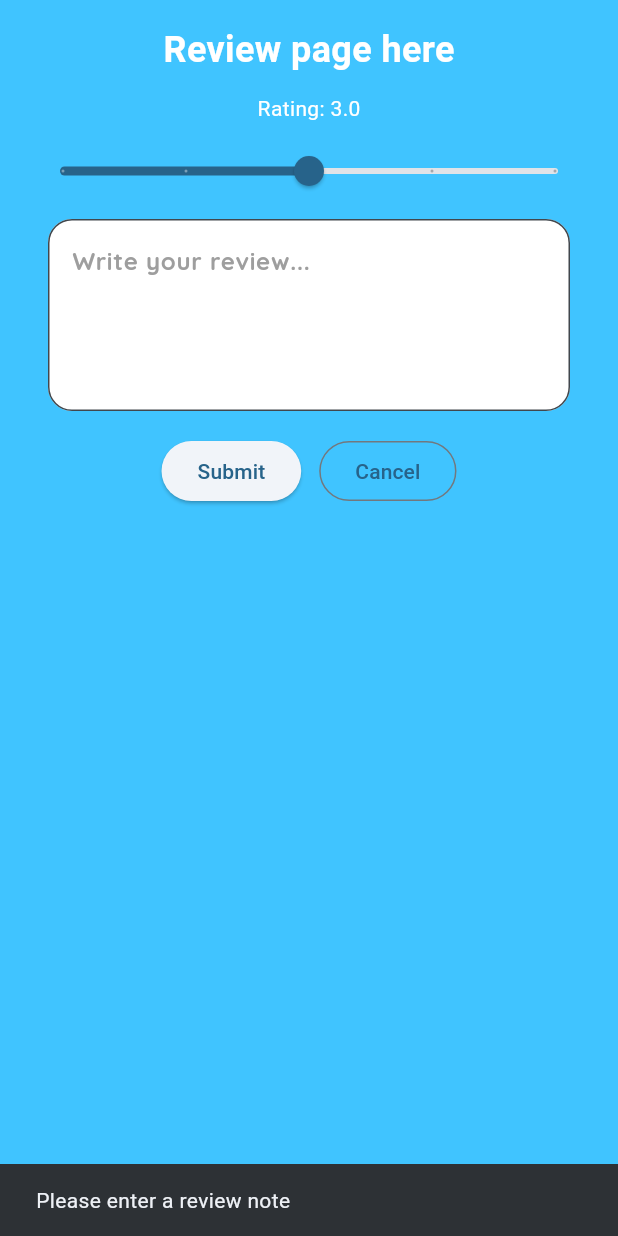
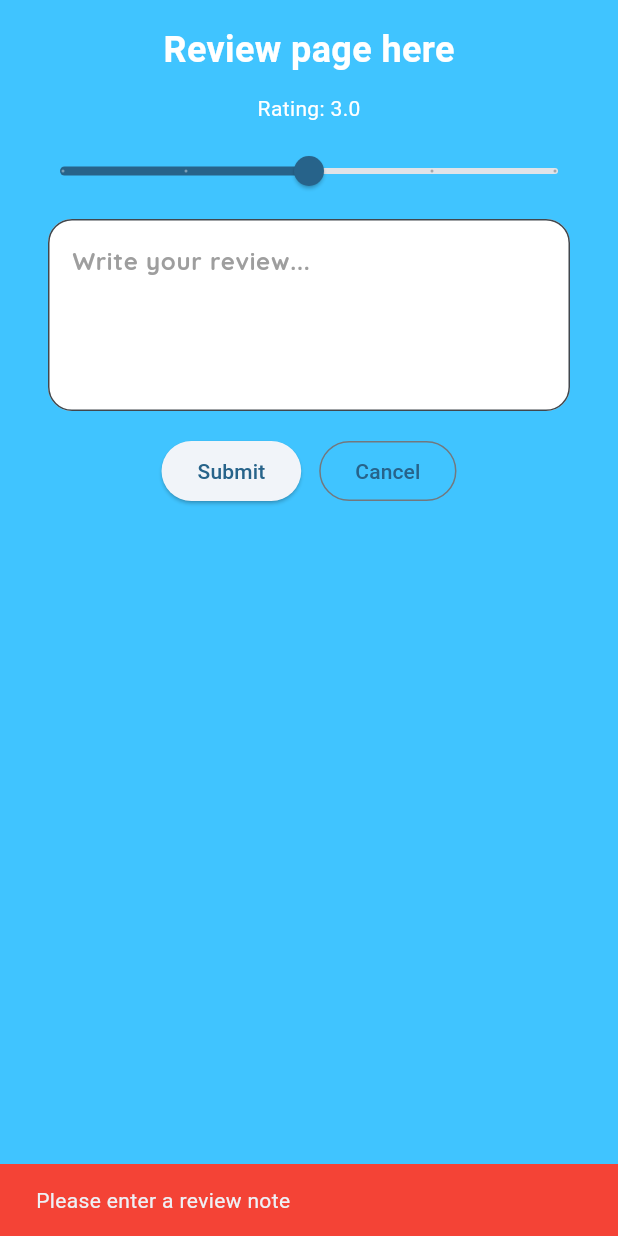
Before and after one commit to pgattic/ratemybowl, a Flutter app: the ReviewScreen screen opened directly, after a tap on "Submit", on a phone screen of 412 x 824 dp. Run offline on Flutter 3.47's test engine with Material 3 defaults, Android fonts, the phone set to English and light mode, and no system bars; our stand-ins replace audioplayers, flutter_dotenv, flutter_map, flutter_svg, google_fonts, latlong2 and 2 more; accounts and stored records are empty.

Commit message:
Wiring up the Add Review stuff

```diff
--- a/lib/models/review.dart
+++ b/lib/models/review.dart
@@ -31,7 +31,7 @@ class Review {
       'restroom_id': restroomId,
       'user_id': userId,
       'stars': stars,
-      'review_dt': reviewDt,
+      'review_dt': reviewDt.toIso8601String(),
       'notes': notes,
     };
   }
--- a/lib/screens/map_screen.dart
+++ b/lib/screens/map_screen.dart
@@ -235,8 +235,10 @@ class _MapScreenState extends State<MapScreen> {
                       builder: (_) => RmbBottomSheet(
                         addType: "review",
                         restroom: restroom,
-                        screenBuilder: (context) =>
-                            ReviewScreen(hintText: "Write your review here..."),
+                        screenBuilder: (context) => ReviewScreen(
+                          hintText: "Write your review here...",
+                          restroomId: restroom.id,
+                        ),
                       ),
                     );
                   },
--- a/lib/screens/review_screen.dart
+++ b/lib/screens/review_screen.dart
@@ -1,16 +1,21 @@
 import 'package:flutter/material.dart';
 import 'package:google_fonts/google_fonts.dart';
+import 'package:supabase_flutter/supabase_flutter.dart';
+import '../services/review_service.dart';
+import '../models/review.dart';
 
 class ReviewScreen extends StatefulWidget {
   final TextEditingController? controller;
   final bool obscureText;
   final String hintText;
+  final int? restroomId;
 
   const ReviewScreen({
     super.key,
     this.controller,
     this.obscureText = false,
     required this.hintText,
+    this.restroomId,
   });
     @override
   State<ReviewScreen> createState() => _ReviewScreenState();
@@ -20,6 +25,7 @@ class _ReviewScreenState extends State<ReviewScreen> {
   late final TextEditingController _controller;
   late final bool _ownsController;
   double _rating = 3.0;
+  bool _isSubmitting = false;
 
   @override
   void initState() {
@@ -34,6 +40,73 @@ class _ReviewScreenState extends State<ReviewScreen> {
       _controller.dispose();
     }
     super.dispose();
+  }
+
+  Future<void> _submitReview() async {
+    final note = _controller.text.trim();
+
+    if (note.isEmpty) {
+      ScaffoldMessenger.of(context).showSnackBar(
+        const SnackBar(
+          content: Text('Please enter a review note'),
+          backgroundColor: Colors.red,
+        ),
+      );
+      return;
+    }
+
+    if (widget.restroomId == null) {
+      ScaffoldMessenger.of(context).showSnackBar(
+        const SnackBar(
+          content: Text('Error: Restroom ID not provided'),
+          backgroundColor: Colors.red,
+        ),
+      );
+      return;
+    }
+
+    final user = Supabase.instance.client.auth.currentUser;
+    if (user == null) {
+      ScaffoldMessenger.of(context).showSnackBar(
+        const SnackBar(
+          content: Text('Error: You must be logged in to submit a review'),
+          backgroundColor: Colors.red,
+        ),
+      );
+      return;
+    }
+
+    setState(() {
+      _isSubmitting = true;
+    });
+
+    try {
+      final review = Review(
+        restroomId: widget.restroomId!,
+        userId: user.id,
+        stars: _rating.round(),
+        reviewDt: DateTime.now(),
+        notes: note.isEmpty ? null : note,
+      );
+
+      await ReviewService.instance.addReview(review);
+
+      if (mounted) {
+        Navigator.of(context).pop({'success': true, 'text': note, 'rating': _rating});
+      }
+    } catch (e) {
+      if (mounted) {
+        setState(() {
+          _isSubmitting = false;
+        });
+        ScaffoldMessenger.of(context).showSnackBar(
+          SnackBar(
+            content: Text('Error submitting review: $e'),
+            backgroundColor: Colors.red,
+          ),
+        );
+      }
+    }
   }
 
   @override
@@ -103,31 +176,22 @@ class _ReviewScreenState extends State<ReviewScreen> {
                 mainAxisAlignment: MainAxisAlignment.center,
                 children: [
                   ElevatedButton(
-                    onPressed: () {
-                      final note = _controller.text.trim();
-                      final result = {'text': note, 'rating': _rating};
-                      if (note.isEmpty) {
-                        ScaffoldMessenger.of(context).showSnackBar(
-                          const SnackBar(content: Text('Please enter a review note')),
-                        );
-                        return;
-                      }
-                      Navigator.of(context).pop(result);
-                    },
-                    child: const Text('Submit'),
+                    onPressed: _isSubmitting ? null : _submitReview,
+                    child: _isSubmitting
+                        ? const SizedBox(
+                            width: 20,
+                            height: 20,
+                            child: CircularProgressIndicator(strokeWidth: 2),
+                          )
+                        : const Text('Submit'),
                   ),
                   const SizedBox(width: 12),
                   OutlinedButton(
-                    onPressed: () {
-                      setState(() {
-                        _controller.clear();
-                        _rating = 3.0;
-                      });
-                      FocusScope.of(context).unfocus();
-                      final note = _controller.text.trim();
-                      final result = {'text': note, 'rating': _rating};
-                      Navigator.of(context).pop(result);
-                    },
+                    onPressed: _isSubmitting
+                        ? null
+                        : () {
+                            Navigator.of(context).pop();
+                          },
                     child: const Text('Cancel'),
                   ),
                 ],
--- a/lib/services/review_service.dart
+++ b/lib/services/review_service.dart
@@ -30,6 +30,7 @@ class ReviewService {
       await Supabase.instance.client.from('review').insert(review.toJson());
     } catch (e) {
       print('Error adding review: $e');
+      rethrow;
     }
   }
 }
```
